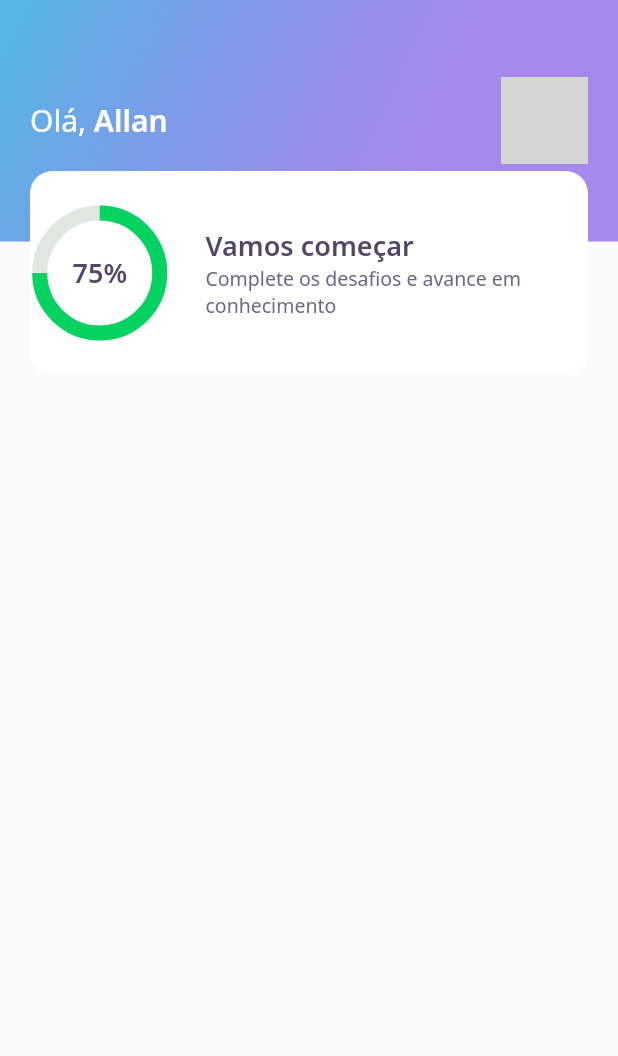
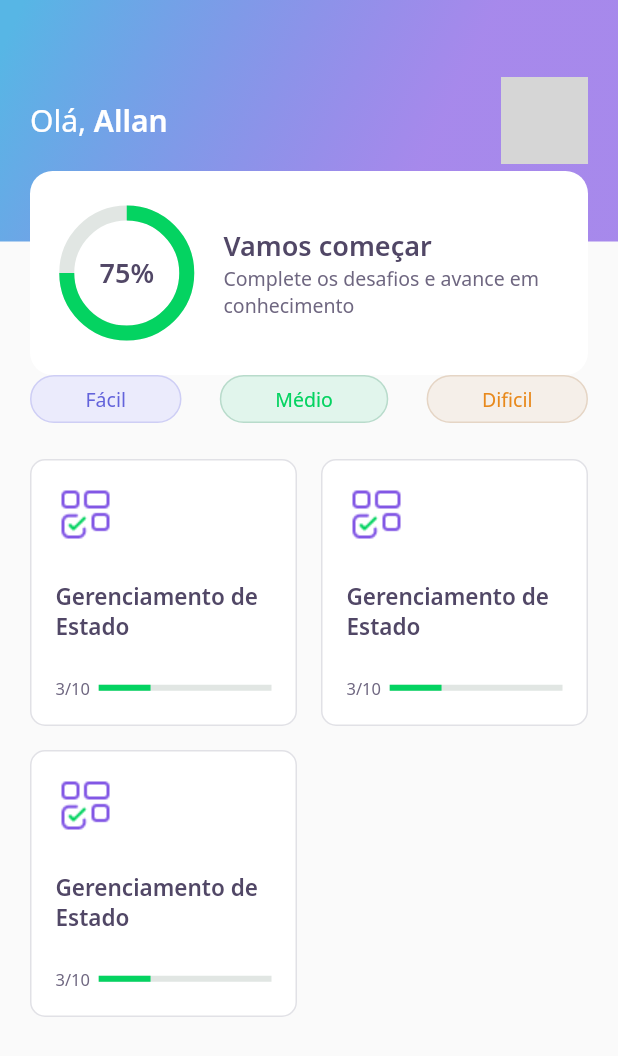
Before and after one commit to allandeyvson/app_quiz, a Flutter app: the screen it shows after launch, on a phone screen of 412 x 824 dp. Shown: the top 1056 px of the screen. Run offline on Flutter 3.47's test engine with Material 2 defaults, Android fonts, the light colour scheme and no system bars; our stand-ins replace google_fonts; network calls fail; grey boxes are pictures that could not be loaded.

Commit message:
create level button and quiz card/score

```diff
--- a/lib/home/home_page.dart
+++ b/lib/home/home_page.dart
@@ -1,4 +1,6 @@
 import 'package:app_quiz/widgets/appbar/app_bar_widget.dart';
+import 'package:app_quiz/widgets/level_button/level_button_widget.dart';
+import 'package:app_quiz/widgets/quiz_card/quiz_card_widget.dart';
 import 'package:flutter/material.dart';
 
 class HomePage extends StatefulWidget {
@@ -13,6 +15,42 @@ class _HomePageState extends State<HomePage> {
   Widget build(BuildContext context) {
     return Scaffold(
       appBar: AppBarWidget(),
+      body: Padding(
+        padding: const EdgeInsets.symmetric(horizontal: 20),
+        child: Column(
+          children: [
+            Row(
+              mainAxisAlignment: MainAxisAlignment.spaceBetween,
+              children: [
+                LevelButtonWidget(
+                  label: "Fácil",
+                ),
+                LevelButtonWidget(
+                  label: "Médio",
+                ),
+                LevelButtonWidget(
+                  label: "Dificil",
+                )
+              ],
+            ),
+            SizedBox(
+              height: 24,
+            ),
+            Expanded(
+              child: GridView.count(
+                crossAxisSpacing: 16,
+                mainAxisSpacing: 16,
+                crossAxisCount: 2,
+                children: [
+                  QuizCardWidget(),
+                  QuizCardWidget(),
+                  QuizCardWidget(),
+                ],
+              ),
+            )
+          ],
+        ),
+      ),
     );
   }
 }
--- /dev/null
+++ b/lib/widgets/level_button/level_button_widget.dart
@@ -0,0 +1,56 @@
+import 'package:app_quiz/core/app_colors.dart';
+import 'package:app_quiz/core/core.dart';
+import 'package:flutter/material.dart';
+import 'package:google_fonts/google_fonts.dart';
+
+class LevelButtonWidget extends StatelessWidget {
+  LevelButtonWidget({Key? key, required this.label})
+      : assert(["Fácil", "Médio", "Dificil"].contains(label)),
+        super(key: key);
+
+  final String label;
+
+  final config = {
+    "Fácil": {
+      "color": AppColors.levelButtonFacil,
+      "borderColor": AppColors.levelButtonBorderFacil,
+      "fontColor": AppColors.levelButtonTextFacil
+    },
+    "Médio": {
+      "color": AppColors.levelButtonMedio,
+      "borderColor": AppColors.levelButtonBorderMedio,
+      "fontColor": AppColors.levelButtonTextMedio
+    },
+    "Dificil": {
+      "color": AppColors.levelButtonDificil,
+      "borderColor": AppColors.levelButtonBorderDificil,
+      "fontColor": AppColors.levelButtonTextDificil
+    }
+  };
+
+  Color get color => config[label]!['color']!;
+  Color get borderColor => config[label]!['borderColor']!;
+  Color get fontColor => config[label]!['fontColor']!;
+
+  @override
+  Widget build(BuildContext context) {
+    return Container(
+      decoration: BoxDecoration(
+        color: color,
+        border: Border.fromBorderSide(
+          BorderSide(
+            color: borderColor,
+          ),
+        ),
+        borderRadius: BorderRadius.circular(28),
+      ),
+      child: Padding(
+        padding: const EdgeInsets.symmetric(horizontal: 36, vertical: 6),
+        child: Text(
+          label,
+          style: GoogleFonts.notoSans(color: fontColor, fontSize: 13),
+        ),
+      ),
+    );
+  }
+}
--- /dev/null
+++ b/lib/widgets/quiz_card/quiz_card_widget.dart
@@ -0,0 +1,58 @@
+import 'package:app_quiz/core/core.dart';
+import 'package:flutter/material.dart';
+
+class QuizCardWidget extends StatelessWidget {
+  const QuizCardWidget({Key? key}) : super(key: key);
+
+  @override
+  Widget build(BuildContext context) {
+    return Container(
+      padding: EdgeInsets.all(16),
+      decoration: BoxDecoration(
+        border: Border.fromBorderSide(BorderSide(color: AppColors.border)),
+        color: AppColors.white,
+        borderRadius: BorderRadius.circular(10),
+      ),
+      child: Column(
+        crossAxisAlignment: CrossAxisAlignment.start,
+        children: [
+          Container(
+            height: 40,
+            width: 40,
+            child: Image.asset(AppImages.blocks),
+          ),
+          SizedBox(
+            height: 24,
+          ),
+          Text(
+            "Gerenciamento de Estado",
+            style: AppTextStyles.heading15,
+          ),
+          SizedBox(
+            height: 24,
+          ),
+          Row(
+            children: [
+              Expanded(
+                flex: 1,
+                child: Text(
+                  "3/10",
+                  style: AppTextStyles.body11,
+                ),
+              ),
+              Expanded(
+                flex: 4,
+                child: LinearProgressIndicator(
+                  value: 0.3,
+                  backgroundColor: AppColors.chartSecondary,
+                  valueColor:
+                      AlwaysStoppedAnimation<Color>(AppColors.chartPrimary),
+                ),
+              )
+            ],
+          )
+        ],
+      ),
+    );
+  }
+}
--- a/lib/widgets/score_card/score_card_widget.dart
+++ b/lib/widgets/score_card/score_card_widget.dart
@@ -15,6 +15,8 @@ class ScoreCardWidget extends StatelessWidget {
           color: AppColors.white,
           borderRadius: BorderRadius.circular(15),
         ),
+        child: Padding(
+          padding: const EdgeInsets.symmetric(horizontal: 24),
           child: Row(
             crossAxisAlignment: CrossAxisAlignment.center,
             children: [
@@ -27,8 +29,8 @@ class ScoreCardWidget extends StatelessWidget {
                 child: Padding(
                   padding: const EdgeInsets.only(left: 24),
                   child: Column(
+                    mainAxisAlignment: MainAxisAlignment.center,
                     crossAxisAlignment: CrossAxisAlignment.start,
-                  mainAxisAlignment: MainAxisAlignment.center,
                     children: [
                       Text("Vamos começar", style: AppTextStyles.heading),
                       Text(
@@ -42,6 +44,7 @@ class ScoreCardWidget extends StatelessWidget {
             ],
           ),
         ),
+      ),
     );
   }
 }
```
Lines whose indentation alone changed are shown as unchanged.
